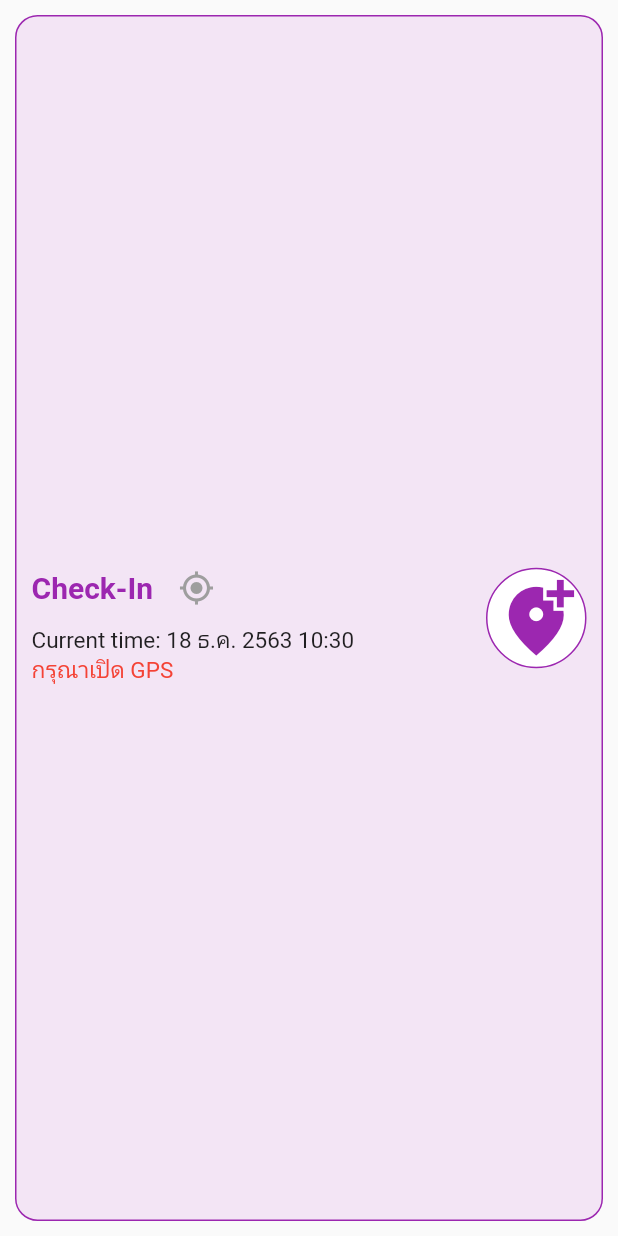
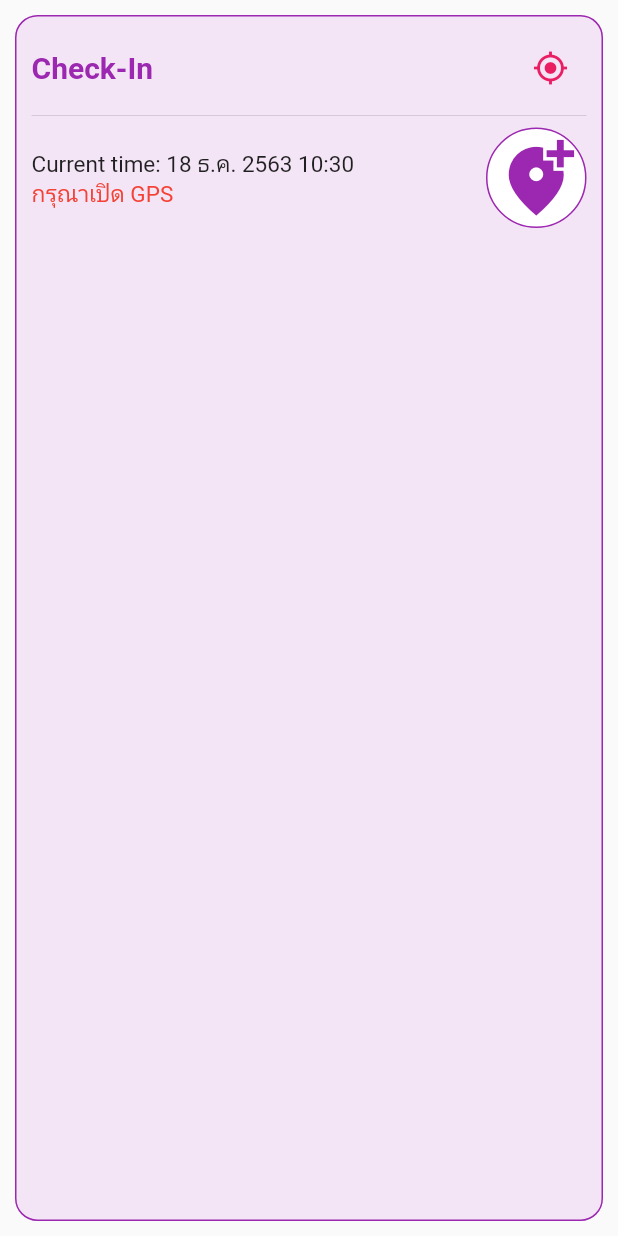
Before and after one commit to siteslave/sk-covid-self-quarantine, a Flutter app: the CheckInWidget widget shown alone on an empty page, opened directly, on a phone screen of 412 x 824 dp. Run offline on Flutter 3.47's test engine with Material 2 defaults, Android fonts, the phone set to English and light mode, and no system bars; our stand-ins replace charts_flutter, dio, dropdown_formfield, firebase_messaging, flutter_secure_storage, fluttertoast and 5 more; accounts and stored records are empty; network calls fail.

Commit message:
update gps

```diff
--- a/lib/widgets/CheckInWidget.dart
+++ b/lib/widgets/CheckInWidget.dart
@@ -123,14 +123,10 @@ class _CheckInWidgetState extends State<CheckInWidget> {
           color: Colors.purple[50],
           borderRadius: BorderRadius.circular(15),
           border: Border.all(color: Colors.purple, width: 1)),
-      child: Row(
-        mainAxisAlignment: MainAxisAlignment.spaceBetween,
-        children: [
-          Column(
-            mainAxisAlignment: MainAxisAlignment.center,
-            crossAxisAlignment: CrossAxisAlignment.start,
+      child: Column(
         children: [
           Row(
+            mainAxisAlignment: MainAxisAlignment.spaceBetween,
             children: [
               Text(
                 'Check-In',
@@ -139,12 +135,21 @@ class _CheckInWidgetState extends State<CheckInWidget> {
                     fontSize: 20,
                     color: Colors.purple),
               ),
-                  SizedBox(width: 5),
-                  IconButton(icon: Icon(Icons.my_location, color: Colors.grey,), onPressed: () {
+
+              IconButton(icon: Icon(Icons.my_location, color: Colors.pink,), onPressed: () {
                 _determinePosition();
               },)
             ],
           ),
+          Divider(),
+          Row(
+            mainAxisAlignment: MainAxisAlignment.spaceBetween,
+            children: [
+              Column(
+                mainAxisAlignment: MainAxisAlignment.center,
+                crossAxisAlignment: CrossAxisAlignment.start,
+                children: [
+
                   Text('Current time: ${utils.toThaiDate(now)} ${now.hour}:${now.minute}'),
                   lat != null && lng != null ? Text(
                     '${currentLocationName ?? 'ไม่พบชื่อพิกัด'}',
@@ -173,6 +178,8 @@ class _CheckInWidgetState extends State<CheckInWidget> {
               )
             ],
           ),
+        ],
+      ),
     );
   }
 }
```
Lines whose indentation alone changed are shown as unchanged.
